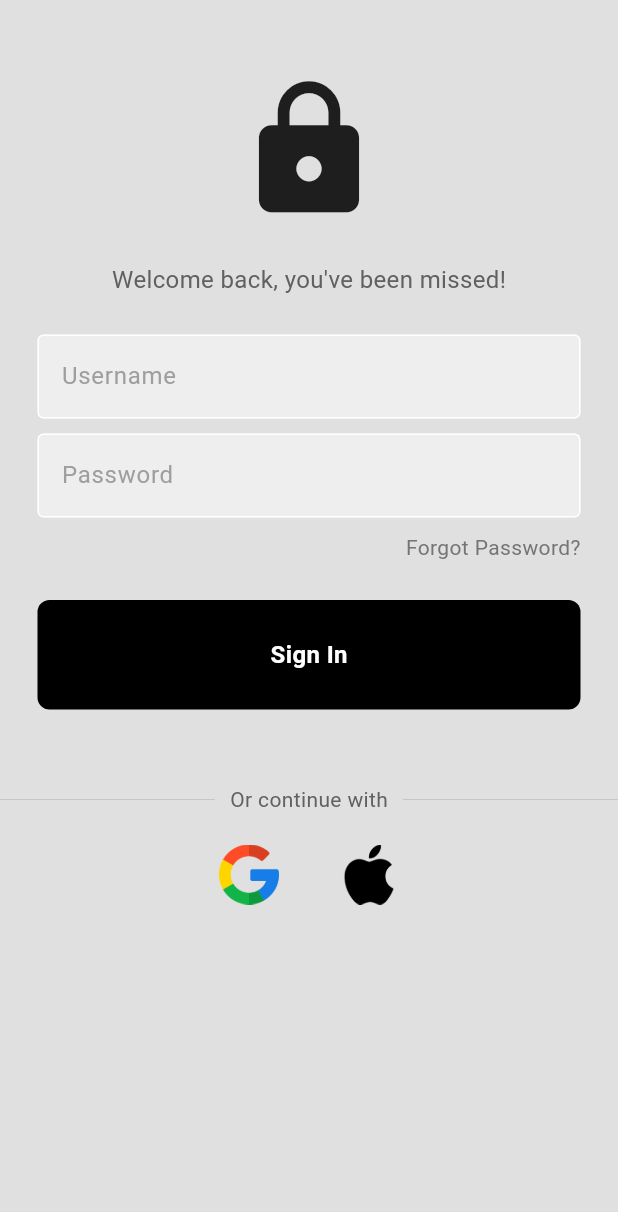
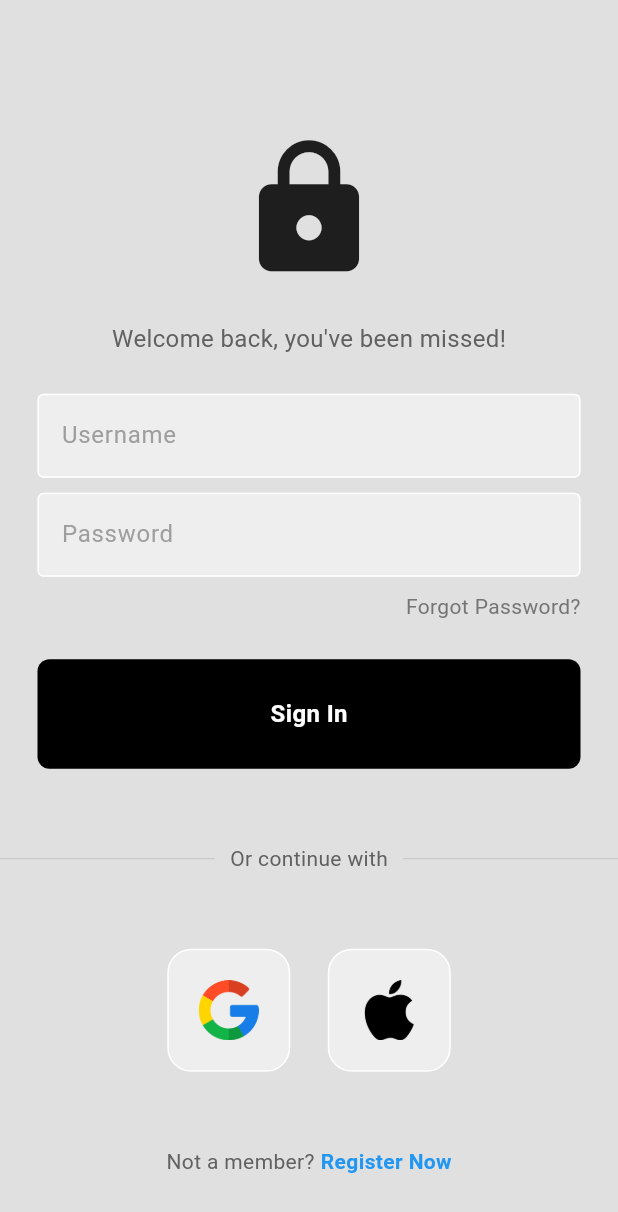
Before and after one commit to mkurniafebrianto/modern-login-ui, a Flutter app: the screen it shows after launch, on a phone screen of 412 x 824 dp. Shown: the top 1212 px of the screen. Run offline on Flutter 3.47's test engine with Material 2 defaults, Android fonts, the phone set to English and light mode, and no system bars.

Commit message:
style(UI): done create login page UI

```diff
--- a/lib/components/square_tile.dart
+++ b/lib/components/square_tile.dart
@@ -11,8 +11,12 @@ class SquareTile extends StatelessWidget {
   @override
   Widget build(BuildContext context) {
     return Container(
-      padding: EdgeInsets.all(20),
-      decoration: BoxDecoration(),
+      padding: const EdgeInsets.all(20),
+      decoration: BoxDecoration(
+        border: Border.all(color: Colors.white),
+        borderRadius: BorderRadius.circular(16),
+        color: Colors.grey.shade200,
+      ),
       child: Image.asset(
         imagePath,
         height: 40,
--- a/lib/pages/login_page.dart
+++ b/lib/pages/login_page.dart
@@ -19,6 +19,7 @@ class LoginPage extends StatelessWidget {
       backgroundColor: Colors.grey[300],
       body: SafeArea(
         child: Center(
+          child: SingleChildScrollView(
             child: Column(
               children: [
                 const SizedBox(height: 50),
@@ -108,6 +109,8 @@ class LoginPage extends StatelessWidget {
                   ],
                 ),
 
+                const SizedBox(height: 50),
+
                 // google + apple sign in button
                 const Row(
                   mainAxisAlignment: MainAxisAlignment.center,
@@ -115,13 +118,35 @@ class LoginPage extends StatelessWidget {
                     // google button
                     SquareTile(imagePath: 'lib/images/google.png'),
 
+                    SizedBox(width: 25),
+
                     // apple button
                     SquareTile(imagePath: 'lib/images/apple.png')
                   ],
-              )
+                ),
+
+                const SizedBox(height: 50),
 
                 // not a member? register now
+                Row(
+                  mainAxisAlignment: MainAxisAlignment.center,
+                  children: [
+                    Text(
+                      'Not a member?',
+                      style: TextStyle(color: Colors.grey.shade700),
+                    ),
+                    const SizedBox(width: 4),
+                    const Text(
+                      'Register Now',
+                      style: TextStyle(
+                        color: Colors.blue,
+                        fontWeight: FontWeight.bold,
+                      ),
+                    ),
                   ],
+                ),
+              ],
+            ),
           ),
         ),
       ),
```
Lines whose indentation alone changed are shown as unchanged.
